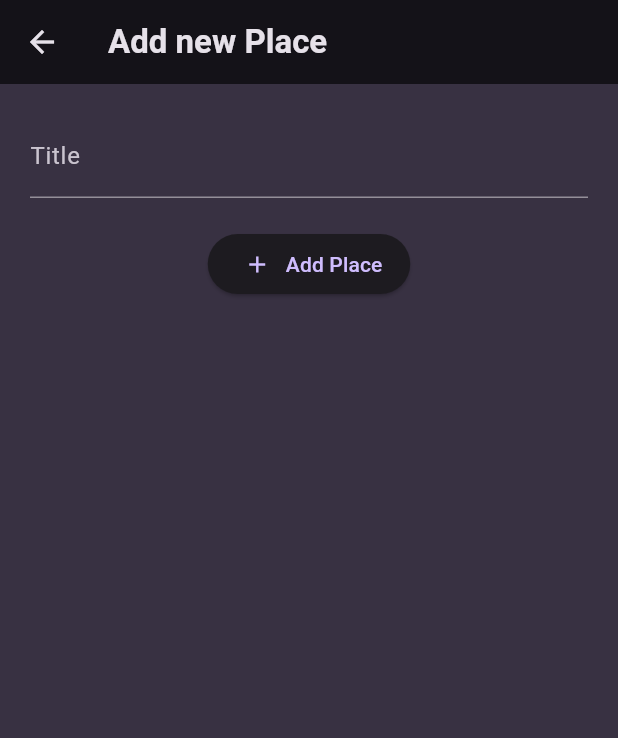
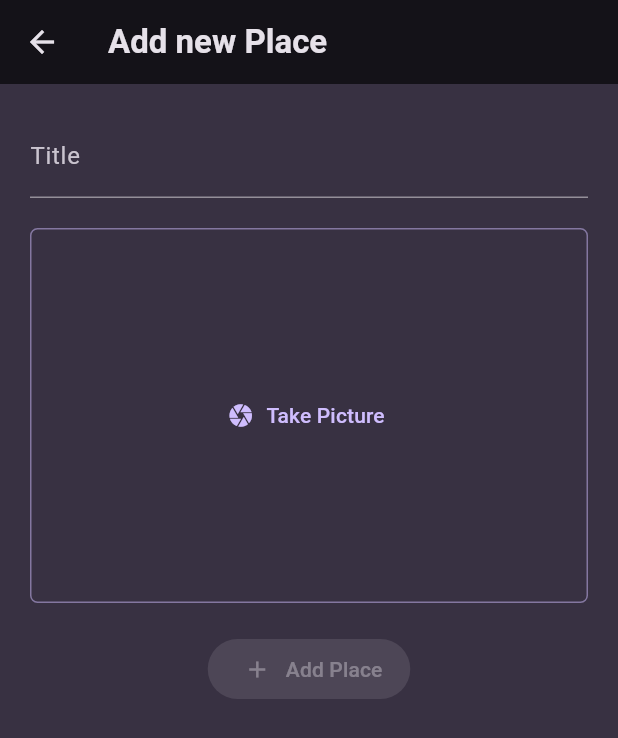
Before and after one commit to IsharaNawa/favorite_places_app, a Flutter app: the screen it shows after launch, after a tap on the "add" icon, on a phone screen of 412 x 824 dp. Shown: the top 738 px of the screen. Run offline on Flutter 3.47's test engine with Material 3 defaults, Android fonts, the phone set to English and light mode, and no system bars; our stand-ins replace flutter_riverpod, google_fonts, image_picker.

Commit message:
added image capturing

```diff
--- a/lib/models/place.dart
+++ b/lib/models/place.dart
@@ -1,10 +1,13 @@
+import 'dart:io';
+
 import 'package:uuid/uuid.dart';
 
 const idGenerator = Uuid();
 
 class Place {
-  Place({required this.name}) : id = idGenerator.v4();
+  Place({required this.name, required this.image}) : id = idGenerator.v4();
 
-  String id;
-  String name;
+  final String id;
+  final String name;
+  final File image;
 }
--- a/lib/providers/places_provider.dart
+++ b/lib/providers/places_provider.dart
@@ -1,11 +1,13 @@
+import 'dart:io';
+
 import 'package:favorite_places_app/models/place.dart';
 import 'package:flutter_riverpod/flutter_riverpod.dart';
 
 class PlacesNotifier extends StateNotifier<List<Place>> {
   PlacesNotifier() : super([]);
 
-  void addNewPlace(Place newPlace) {
-    state = [...state, newPlace];
+  void addNewPlace(String name, File image) {
+    state = [...state, Place(name: name, image: image)];
   }
 }
 
--- a/lib/screens/add_new_place_screen.dart
+++ b/lib/screens/add_new_place_screen.dart
@@ -1,5 +1,7 @@
-import 'package:favorite_places_app/models/place.dart';
+import 'dart:io';
+
 import 'package:favorite_places_app/providers/places_provider.dart';
+import 'package:favorite_places_app/widgets/image_input.dart';
 import 'package:flutter/material.dart';
 import 'package:flutter_riverpod/flutter_riverpod.dart';
 
@@ -13,15 +15,25 @@ class AddNewPlaceScreen extends ConsumerStatefulWidget {
 class _AddNewPlaceScreenState extends ConsumerState<AddNewPlaceScreen> {
   final _formKey = GlobalKey<FormState>();
   String selectedPlace = "";
+  File? selectedImage;
+
+  void onSelectImage(File image) {
+    setState(() {
+      selectedImage = image;
+    });
+  }
 
   void addItem() {
+    if (selectedImage == null) {
+      return;
+    }
+
     _formKey.currentState!.validate();
     _formKey.currentState!.save();
 
     ref.read(placesProvider.notifier).addNewPlace(
-          Place(
-            name: selectedPlace,
-          ),
+          selectedPlace,
+          selectedImage!,
         );
 
     Navigator.pop(context);
@@ -33,7 +45,8 @@ class _AddNewPlaceScreenState extends ConsumerState<AddNewPlaceScreen> {
       appBar: AppBar(
         title: const Text("Add new Place"),
       ),
-      body: Form(
+      body: SingleChildScrollView(
+        child: Form(
           key: _formKey,
           child: Padding(
             padding: const EdgeInsets.all(20.0),
@@ -43,6 +56,9 @@ class _AddNewPlaceScreenState extends ConsumerState<AddNewPlaceScreen> {
                   TextFormField(
                     decoration: const InputDecoration(
                       label: Text("Title"),
+                    ),
+                    style: TextStyle(
+                      color: Theme.of(context).colorScheme.onBackground,
                     ),
                     validator: (value) {
                       if (value == null || value.isEmpty || value.length <= 1) {
@@ -57,10 +73,16 @@ class _AddNewPlaceScreenState extends ConsumerState<AddNewPlaceScreen> {
                   const SizedBox(
                     height: 20,
                   ),
+                  ImageInput(
+                    onSelectImage: onSelectImage,
+                  ),
+                  const SizedBox(
+                    height: 20,
+                  ),
                   SizedBox(
                     width: 135,
                     child: ElevatedButton(
-                    onPressed: addItem,
+                      onPressed: selectedImage == null ? null : addItem,
                       child: const Row(
                         mainAxisAlignment: MainAxisAlignment.center,
                         children: [
@@ -70,8 +92,9 @@ class _AddNewPlaceScreenState extends ConsumerState<AddNewPlaceScreen> {
                         ],
                       ),
                     ),
-                )
+                  ),
                 ],
+              ),
             ),
           ),
         ),
--- a/lib/screens/places_screen.dart
+++ b/lib/screens/places_screen.dart
@@ -1,5 +1,7 @@
+import 'package:favorite_places_app/models/place.dart';
 import 'package:favorite_places_app/providers/places_provider.dart';
 import 'package:favorite_places_app/screens/add_new_place_screen.dart';
+import 'package:favorite_places_app/screens/place_detail_screen.dart';
 import 'package:flutter/material.dart';
 import 'package:flutter_riverpod/flutter_riverpod.dart';
 
@@ -19,34 +21,53 @@ class _PlacesScreenState extends ConsumerState<PlacesScreen> {
     );
   }
 
+  void viewPlace(Place place) {
+    Navigator.of(context).push(
+      MaterialPageRoute(
+        builder: (ctx) => PlaceDetailScreen(
+          place: place,
+        ),
+      ),
+    );
+  }
+
   @override
   Widget build(BuildContext context) {
     final placesList = ref.watch(placesProvider);
 
-    Widget content = const Center(
+    Widget content = Center(
       child: Column(
         mainAxisSize: MainAxisSize.min,
         children: [
           Text(
             "No places added yet.",
-            style: TextStyle(
-              color: Colors.white,
-            ),
+            style: Theme.of(context).textTheme.titleLarge!.copyWith(
+                  color: Theme.of(context).colorScheme.onBackground,
+                ),
           )
         ],
       ),
     );
 
     if (placesList.isNotEmpty) {
-      content = ListView(
-        children: [
-          ...placesList.map(
-            (place) => ListTile(
-              key: ValueKey(place.id),
-              title: Text(place.name),
+      content = ListView.builder(
+        itemCount: placesList.length,
+        itemBuilder: (ctx, idx) {
+          return GestureDetector(
+            onTap: () {
+              viewPlace(placesList[idx]);
+            },
+            child: ListTile(
+              key: ValueKey(placesList[idx].id),
+              title: Text(
+                placesList[idx].name,
+                style: Theme.of(context).textTheme.titleMedium!.copyWith(
+                      color: Theme.of(context).colorScheme.onBackground,
+                    ),
+              ),
             ),
-          )
-        ],
+          );
+        },
       );
     }
 
--- /dev/null
+++ b/lib/widgets/image_input.dart
@@ -0,0 +1,70 @@
+import 'dart:io';
+
+import 'package:flutter/material.dart';
+import 'package:image_picker/image_picker.dart';
+
+class ImageInput extends StatefulWidget {
+  const ImageInput({super.key, required this.onSelectImage});
+
+  final void Function(File image) onSelectImage;
+
+  @override
+  State<ImageInput> createState() => _ImageInputState();
+}
+
+class _ImageInputState extends State<ImageInput> {
+  File? selectedImage;
+
+  void takePicture() async {
+    final imagePicker = ImagePicker();
+    final pickedImage = await imagePicker.pickImage(source: ImageSource.camera);
+
+    if (pickedImage == null) {
+      return;
+    }
+
+    setState(() {
+      selectedImage = File(pickedImage.path);
+      widget.onSelectImage(selectedImage!);
+    });
+  }
+
+  @override
+  Widget build(BuildContext context) {
+    Widget content = TextButton.icon(
+      icon: const Icon(Icons.camera),
+      label: const Text("Take Picture"),
+      onPressed: takePicture,
+    );
+
+    if (selectedImage != null) {
+      content = GestureDetector(
+        onTap: takePicture,
+        child: Image.file(
+          selectedImage!,
+          fit: BoxFit.cover,
+          width: double.infinity,
+          height: double.infinity,
+        ),
+      );
+    }
+
+    return Container(
+      height: 250,
+      width: double.infinity,
+      decoration: BoxDecoration(
+        border: Border.all(
+          width: 1,
+          color: Theme.of(context).colorScheme.primary.withOpacity(0.5),
+        ),
+        borderRadius: const BorderRadius.all(
+          Radius.circular(
+            5,
+          ),
+        ),
+      ),
+      alignment: Alignment.center,
+      child: content,
+    );
+  }
+}
--- a/pubspec.yaml
+++ b/pubspec.yaml
@@ -38,6 +38,7 @@ dependencies:
   google_fonts: ^6.2.1
   flutter_riverpod: ^2.6.1
   uuid: ^4.5.1
+  image_picker: ^1.1.2
 
 dev_dependencies:
   flutter_test:
```
Also changed, not shown: lib/screens/place_detail_screen.dart (added, +18 -0 lines), pubspec.lock, 6 other files. Lines whose indentation alone changed are shown as unchanged.
